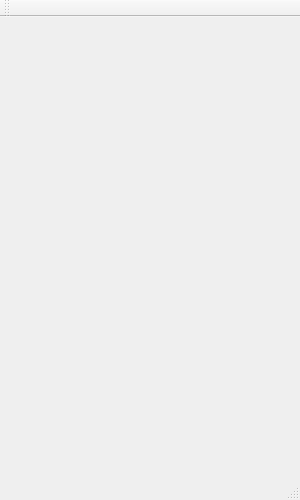
Above: tetriswin.ui from Aleksjjj11/Ricardo_Tetris before the change. Below: the same form after it.
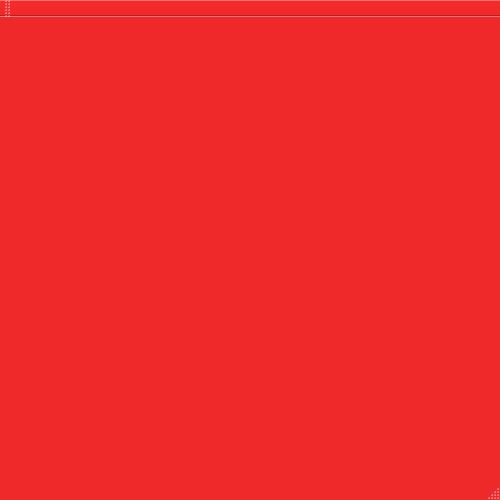
That is the form after the change.

What changed in the file:
```diff
--- a/tetriswin.ui
+++ b/tetriswin.ui
@@ -3,7 +3,18 @@
  <class>TetrisWin</class>
  <widget class="QMainWindow" name="TetrisWin">
   <property name="windowModality">
-   <enum>Qt::NonModal</enum>
+   <enum>Qt::ApplicationModal</enum>
+  </property>
+  <property name="enabled">
+   <bool>true</bool>
+  </property>
+  <property name="geometry">
+   <rect>
+    <x>0</x>
+    <y>0</y>
+    <width>500</width>
+    <height>500</height>
+   </rect>
   </property>
   <property name="sizePolicy">
    <sizepolicy hsizetype="Preferred" vsizetype="Preferred">
@@ -13,19 +24,463 @@
   </property>
   <property name="minimumSize">
    <size>
-    <width>300</width>
-    <height>500</height>
+    <width>0</width>
+    <height>0</height>
    </size>
   </property>
   <property name="maximumSize">
    <size>
-    <width>300</width>
-    <height>500</height>
+    <width>16777215</width>
+    <height>16777215</height>
    </size>
   </property>
+  <property name="palette">
+   <palette>
+    <active>
+     <colorrole role="WindowText">
+      <brush brushstyle="SolidPattern">
+       <color alpha="255">
+        <red>0</red>
+        <green>0</green>
+        <blue>0</blue>
+       </color>
+      </brush>
+     </colorrole>
+     <colorrole role="Button">
+      <brush brushstyle="SolidPattern">
+       <color alpha="255">
+        <red>239</red>
+        <green>41</green>
+        <blue>41</blue>
+       </color>
+      </brush>
+     </colorrole>
+     <colorrole role="Light">
+      <brush brushstyle="SolidPattern">
+       <color alpha="255">
+        <red>255</red>
+        <green>147</green>
+        <blue>147</blue>
+       </color>
+      </brush>
+     </colorrole>
+     <colorrole role="Midlight">
+      <brush brushstyle="SolidPattern">
+       <color alpha="255">
+        <red>247</red>
+        <green>94</green>
+        <blue>94</blue>
+       </color>
+      </brush>
+     </colorrole>
+     <colorrole role="Dark">
+      <brush brushstyle="SolidPattern">
+       <color alpha="255">
+        <red>119</red>
+        <green>20</green>
+        <blue>20</blue>
+       </color>
+      </brush>
+     </colorrole>
+     <colorrole role="Mid">
+      <brush brushstyle="SolidPattern">
+       <color alpha="255">
+        <red>159</red>
+        <green>27</green>
+        <blue>27</blue>
+       </color>
+      </brush>
+     </colorrole>
+     <colorrole role="Text">
+      <brush brushstyle="SolidPattern">
+       <color alpha="255">
+        <red>0</red>
+        <green>0</green>
+        <blue>0</blue>
+       </color>
+      </brush>
+     </colorrole>
+     <colorrole role="BrightText">
+      <brush brushstyle="SolidPattern">
+       <color alpha="255">
+        <red>255</red>
+        <green>255</green>
+        <blue>255</blue>
+       </color>
+      </brush>
+     </colorrole>
+     <colorrole role="ButtonText">
+      <brush brushstyle="SolidPattern">
+       <color alpha="255">
+        <red>0</red>
+        <green>0</green>
+        <blue>0</blue>
+       </color>
+      </brush>
+     </colorrole>
+     <colorrole role="Base">
+      <brush brushstyle="SolidPattern">
+       <color alpha="255">
+        <red>255</red>
+        <green>255</green>
+        <blue>255</blue>
+       </color>
+      </brush>
+     </colorrole>
+     <colorrole role="Window">
+      <brush brushstyle="SolidPattern">
+       <color alpha="255">
+        <red>239</red>
+        <green>41</green>
+        <blue>41</blue>
+       </color>
+      </brush>
+     </colorrole>
+     <colorrole role="Shadow">
+      <brush brushstyle="SolidPattern">
+       <color alpha="255">
+        <red>0</red>
+        <green>0</green>
+        <blue>0</blue>
+       </color>
+      </brush>
+     </colorrole>
+     <colorrole role="AlternateBase">
+      <brush brushstyle="SolidPattern">
+       <color alpha="255">
+        <red>247</red>
+        <green>148</green>
+        <blue>148</blue>
+       </color>
+      </brush>
+     </colorrole>
+     <colorrole role="ToolTipBase">
+      <brush brushstyle="SolidPattern">
+       <color alpha="255">
+        <red>255</red>
+        <green>255</green>
+        <blue>220</blue>
+       </color>
+      </brush>
+     </colorrole>
+     <colorrole role="ToolTipText">
+      <brush brushstyle="SolidPattern">
+       <color alpha="255">
+        <red>0</red>
+        <green>0</green>
+        <blue>0</blue>
+       </color>
+      </brush>
+     </colorrole>
+     <colorrole role="PlaceholderText">
+      <brush brushstyle="SolidPattern">
+       <color alpha="128">
+        <red>0</red>
+        <green>0</green>
+        <blue>0</blue>
+       </color>
+      </brush>
+     </colorrole>
+    </active>
+    <inactive>
+     <colorrole role="WindowText">
+      <brush brushstyle="SolidPattern">
+       <color alpha="255">
+        <red>0</red>
+        <green>0</green>
+        <blue>0</blue>
+       </color>
+      </brush>
+     </colorrole>
+     <colorrole role="Button">
+      <brush brushstyle="SolidPattern">
+       <color alpha="255">
+        <red>239</red>
+        <green>41</green>
+        <blue>41</blue>
+       </color>
+      </brush>
+     </colorrole>
+     <colorrole role="Light">
+      <brush brushstyle="SolidPattern">
+       <color alpha="255">
+        <red>255</red>
+        <green>147</green>
+        <blue>147</blue>
+       </color>
+      </brush>
+     </colorrole>
+     <colorrole role="Midlight">
+      <brush brushstyle="SolidPattern">
+       <color alpha="255">
+        <red>247</red>
+        <green>94</green>
+        <blue>94</blue>
+       </color>
+      </brush>
+     </colorrole>
+     <colorrole role="Dark">
+      <brush brushstyle="SolidPattern">
+       <color alpha="255">
+        <red>119</red>
+        <green>20</green>
+        <blue>20</blue>
+       </color>
+      </brush>
+     </colorrole>
+     <colorrole role="Mid">
+      <brush brushstyle="SolidPattern">
+       <color alpha="255">
+        <red>159</red>
+        <green>27</green>
+        <blue>27</blue>
+       </color>
+      </brush>
+     </colorrole>
+     <colorrole role="Text">
+      <brush brushstyle="SolidPattern">
+       <color alpha="255">
+        <red>0</red>
+        <green>0</green>
+        <blue>0</blue>
+       </color>
+      </brush>
+     </colorrole>
+     <colorrole role="BrightText">
+      <brush brushstyle="SolidPattern">
+       <color alpha="255">
+        <red>255</red>
+        <green>255</green>
+        <blue>255</blue>
+       </color>
+      </brush>
+     </colorrole>
+     <colorrole role="ButtonText">
+      <brush brushstyle="SolidPattern">
+       <color alpha="255">
+        <red>0</red>
+        <green>0</green>
+        <blue>0</blue>
+       </color>
+      </brush>
+     </colorrole>
+     <colorrole role="Base">
+      <brush brushstyle="SolidPattern">
+       <color alpha="255">
+        <red>255</red>
+        <green>255</green>
+        <blue>255</blue>
+       </color>
+      </brush>
+     </colorrole>
+     <colorrole role="Window">
+      <brush brushstyle="SolidPattern">
+       <color alpha="255">
+        <red>239</red>
+        <green>41</green>
+        <blue>41</blue>
+       </color>
+      </brush>
+     </colorrole>
+     <colorrole role="Shadow">
+      <brush brushstyle="SolidPattern">
+       <color alpha="255">
+        <red>0</red>
+        <green>0</green>
+        <blue>0</blue>
+       </color>
+      </brush>
+     </colorrole>
+     <colorrole role="AlternateBase">
+      <brush brushstyle="SolidPattern">
+       <color alpha="255">
+        <red>247</red>
+        <green>148</green>
+        <blue>148</blue>
+       </color>
+      </brush>
+     </colorrole>
+     <colorrole role="ToolTipBase">
+      <brush brushstyle="SolidPattern">
+       <color alpha="255">
+        <red>255</red>
+        <green>255</green>
+        <blue>220</blue>
+       </color>
+      </brush>
+     </colorrole>
+     <colorrole role="ToolTipText">
+      <brush brushstyle="SolidPattern">
+       <color alpha="255">
+        <red>0</red>
+        <green>0</green>
+        <blue>0</blue>
+       </color>
+      </brush>
+     </colorrole>
+     <colorrole role="PlaceholderText">
+      <brush brushstyle="SolidPattern">
+       <color alpha="128">
+        <red>0</red>
+        <green>0</green>
+        <blue>0</blue>
+       </color>
+      </brush>
+     </colorrole>
+    </inactive>
+    <disabled>
+     <colorrole role="WindowText">
+      <brush brushstyle="SolidPattern">
+       <color alpha="255">
+        <red>119</red>
+        <green>20</green>
+        <blue>20</blue>
+       </color>
+      </brush>
+     </colorrole>
+     <colorrole role="Button">
+      <brush brushstyle="SolidPattern">
+       <color alpha="255">
+        <red>239</red>
+        <green>41</green>
+        <blue>41</blue>
+       </color>
+      </brush>
+     </colorrole>
+     <colorrole role="Light">
+      <brush brushstyle="SolidPattern">
+       <color alpha="255">
+        <red>255</red>
+        <green>147</green>
+        <blue>147</blue>
+       </color>
+      </brush>
+     </colorrole>
+     <colorrole role="Midlight">
+      <brush brushstyle="SolidPattern">
+       <color alpha="255">
+        <red>247</red>
+        <green>94</green>
+        <blue>94</blue>
+       </color>
+      </brush>
+     </colorrole>
+     <colorrole role="Dark">
+      <brush brushstyle="SolidPattern">
+       <color alpha="255">
+        <red>119</red>
+        <green>20</green>
+        <blue>20</blue>
+       </color>
+      </brush>
+     </colorrole>
+     <colorrole role="Mid">
+      <brush brushstyle="SolidPattern">
+       <color alpha="255">
+        <red>159</red>
+        <green>27</green>
+        <blue>27</blue>
+       </color>
+      </brush>
+     </colorrole>
+     <colorrole role="Text">
+      <brush brushstyle="SolidPattern">
+       <color alpha="255">
+        <red>119</red>
+        <green>20</green>
+        <blue>20</blue>
+       </color>
+      </brush>
+     </colorrole>
+     <colorrole role="BrightText">
+      <brush brushstyle="SolidPattern">
+       <color alpha="255">
+        <red>255</red>
+        <green>255</green>
+        <blue>255</blue>
+       </color>
+      </brush>
+     </colorrole>
+     <colorrole role="ButtonText">
+      <brush brushstyle="SolidPattern">
+       <color alpha="255">
+        <red>119</red>
+        <green>20</green>
+        <blue>20</blue>
+       </color>
+      </brush>
+     </colorrole>
+     <colorrole role="Base">
+      <brush brushstyle="SolidPattern">
+       <color alpha="255">
+        <red>239</red>
+        <green>41</green>
+        <blue>41</blue>
+       </color>
+      </brush>
+     </colorrole>
+     <colorrole role="Window">
+      <brush brushstyle="SolidPattern">
+       <color alpha="255">
+        <red>239</red>
+        <green>41</green>
+        <blue>41</blue>
+       </color>
+      </brush>
+     </colorrole>
+     <colorrole role="Shadow">
+      <brush brushstyle="SolidPattern">
+       <color alpha="255">
+        <red>0</red>
+        <green>0</green>
+        <blue>0</blue>
+       </color>
+      </brush>
+     </colorrole>
+     <colorrole role="AlternateBase">
+      <brush brushstyle="SolidPattern">
+       <color alpha="255">
+        <red>239</red>
+        <green>41</green>
+        <blue>41</blue>
+       </color>
+      </brush>
+     </colorrole>
+     <colorrole role="ToolTipBase">
+      <brush brushstyle="SolidPattern">
+       <color alpha="255">
+        <red>255</red>
+        <green>255</green>
+        <blue>220</blue>
+       </color>
+      </brush>
+     </colorrole>
+     <colorrole role="ToolTipText">
+      <brush brushstyle="SolidPattern">
+       <color alpha="255">
+        <red>0</red>
+        <green>0</green>
+        <blue>0</blue>
+       </color>
+      </brush>
+     </colorrole>
+     <colorrole role="PlaceholderText">
+      <brush brushstyle="SolidPattern">
+       <color alpha="128">
+        <red>0</red>
+        <green>0</green>
+        <blue>0</blue>
+       </color>
+      </brush>
+     </colorrole>
+    </disabled>
+   </palette>
+  </property>
   <property name="font">
    <font>
-    <family>Dyuthi</family>
+    <family>Ani</family>
+    <pointsize>18</pointsize>
+    <kerning>false</kerning>
    </font>
   </property>
   <property name="contextMenuPolicy">
```
Left out of the diff: 15 changed lines with no effect on the pictures.
